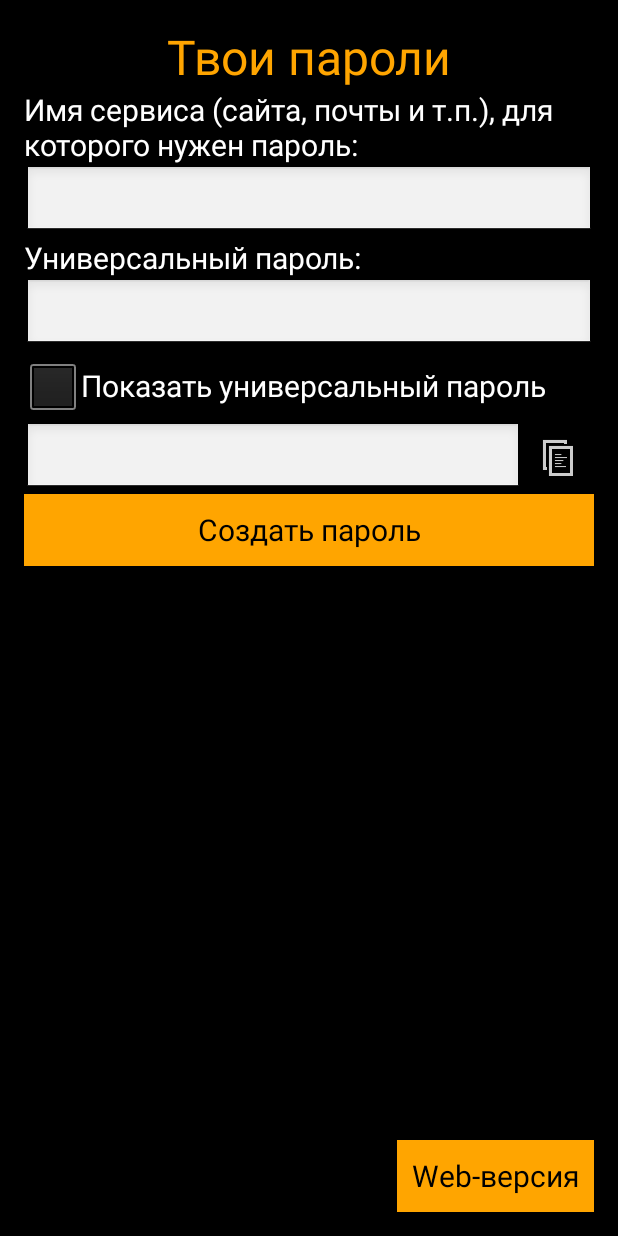
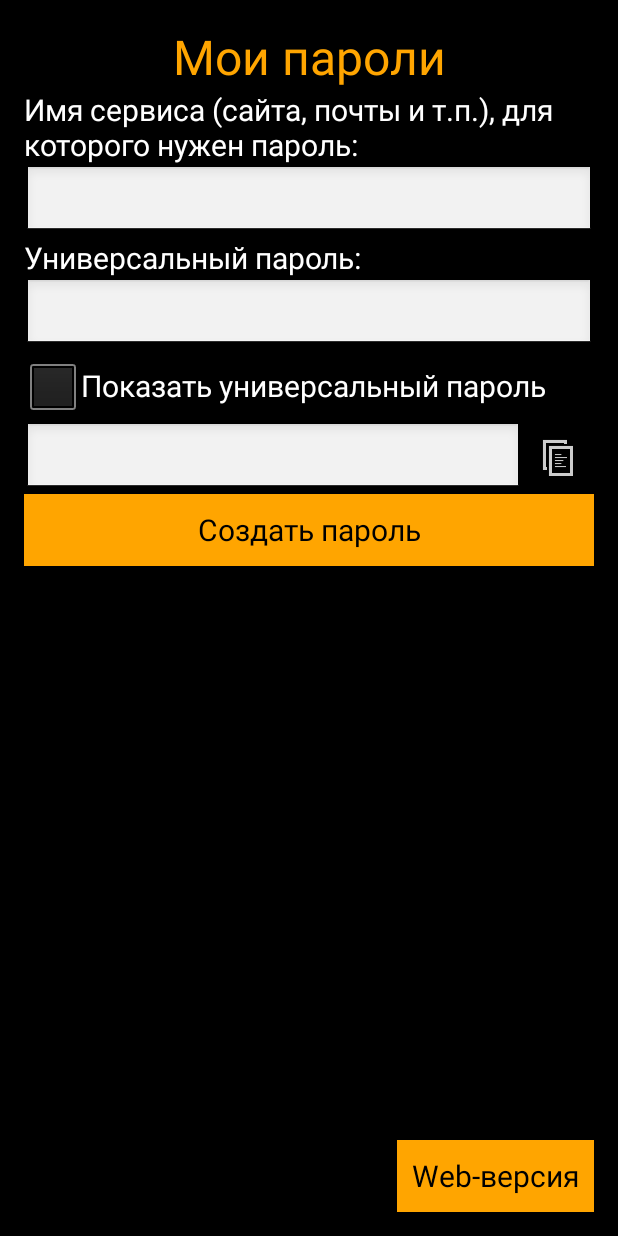
Before and after one commit to bdmoiseev/memorable_pass, an Android app: the screen it shows after launch (MainActivity), on a phone screen of 412 x 824 dp. Run offline under Robolectric (Android 15) with nearby library versions, the phone set to English and light mode, and no system bars.

Commit message:
Release version of application

```diff
--- a/android/app/src/main/res/values/strings.xml
+++ b/android/app/src/main/res/values/strings.xml
@@ -1,7 +1,7 @@
 <resources>
-    <string name="app_name">Твои пароли</string>
+    <string name="app_name">Мои пароли</string>
 
-    <string name="title">Твои пароли</string>
+    <string name="title">Мои пароли</string>
     <string name="service_name">Имя сервиса (сайта, почты и т.п.), для которого нужен пароль:</string>
     <string name="private_key">Универсальный пароль:</string>
     <string name="show_private_key">Показать универсальный пароль</string>
```
